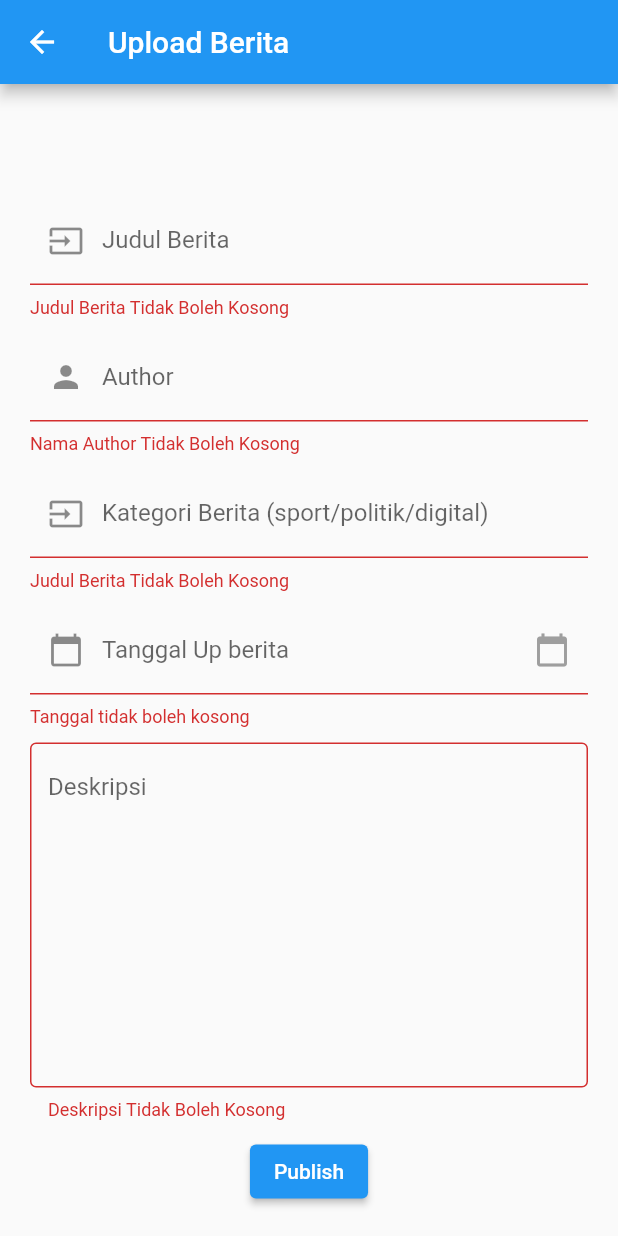
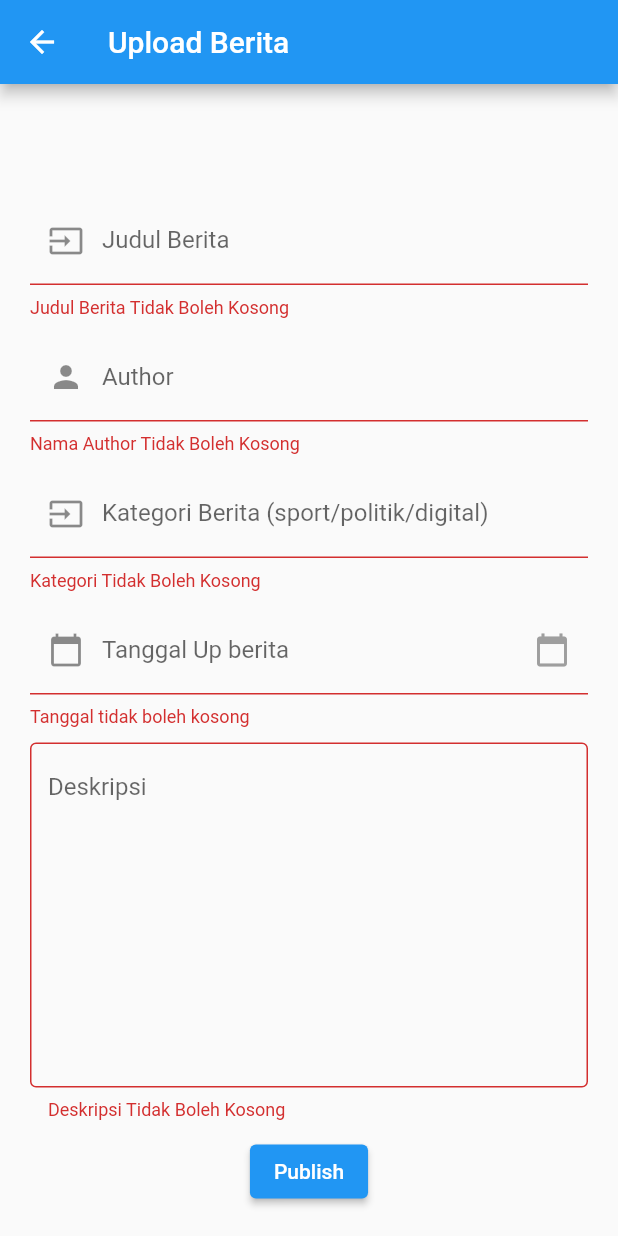
Before and after one commit to JoyB00/TriaNews_Mobile_Application, a Flutter app: the InputanBerita screen opened directly, after a tap on "Publish", on a phone screen of 412 x 824 dp. Run offline on Flutter 3.47's test engine with Material 2 defaults, Android fonts, the phone set to English and light mode, and no system bars; our stand-ins replace adaptive_theme, flutter_slidable, shared_preferences, sqflite; accounts and stored records are empty.

Commit message:
Feat: InputanBerita

```diff
--- a/lib/View/inputanberita.dart
+++ b/lib/View/inputanberita.dart
@@ -53,26 +53,6 @@ class _InputanBerita extends State<InputanBerita> {
   TextEditingController kategoriController = TextEditingController();
   String imgString = "";
 
-  //final ImagePicker picker = ImagePicker();
-  //XFile? image;
-  //we can upload image from camera or from gallery based on parameter
-  // Future <void> getImage(ImageSource media) async {
-  //   var img = await picker.pickImage(source: media);
-  //   if(img != null && img is XFile){
-  //     setState(() {
-  //       image = img;
-  //     });
-  //   }
-
-  // }
-
-  // pickImageFromGallery() {
-  //   ImagePicker().pickImage(source: ImageSource.gallery).then((imgFile) async {
-  //       String imgString = Utility.base64String(await imgFile!.readAsBytes());
-  //       //print(imgString);
-  //       News photo1 = News(image: imgString);
-  //   });
-
   @override
   Widget build(BuildContext context) {
     if (widget.id != null) {
@@ -97,17 +77,6 @@ class _InputanBerita extends State<InputanBerita> {
                   child: Column(
                     mainAxisAlignment: MainAxisAlignment.center,
                     children: [
-                      // ElevatedButton(
-                      //   onPressed: () {
-                      //     ImagePicker()
-                      //         .pickImage(source: ImageSource.gallery)
-                      //         .then((imgFile) async {
-                      //       imgString = Utility.base64String(
-                      //           await imgFile!.readAsBytes());
-                      //     });
-                      //   },
-                      //   child: const Text('Upload Photo'),
-                      // ),
                       const SizedBox(
                         height: 10,
                       ),
@@ -152,7 +121,7 @@ class _InputanBerita extends State<InputanBerita> {
                           ),
                           validator: (value) {
                             if (value!.isEmpty) {
-                              return 'Judul Berita Tidak Boleh Kosong';
+                              return 'Kategori Tidak Boleh Kosong';
                             } else if (value.compareTo('sport') != 0 &&
                                 value.compareTo('politik') != 0 &&
                                 value.compareTo('digital') != 0) {
@@ -201,18 +170,6 @@ class _InputanBerita extends State<InputanBerita> {
                       ),
                       ElevatedButton(
                         onPressed: () async {
-                          // if (imgString.isEmpty) {
-                          //   ScaffoldMessenger.of(context).showSnackBar(
-                          //     const SnackBar(
-                          //       content: Row(
-                          //         children: [
-                          //           SizedBox(width: 10),
-                          //           Text('Image is required'),
-                          //         ],
-                          //       ),
-                          //     ),
-                          //   );
-                          // } else {
                           if (_formKey.currentState!.validate()) {
                             if (widget.id == null) {
                               await addNews(kategoriController.text);
```
